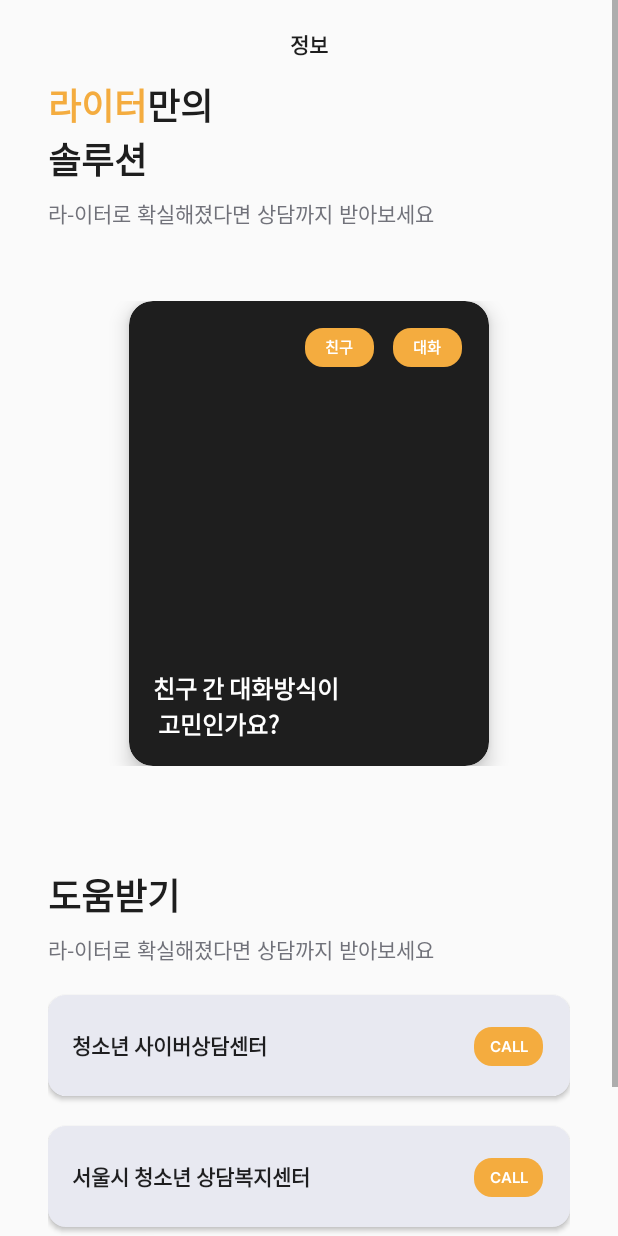
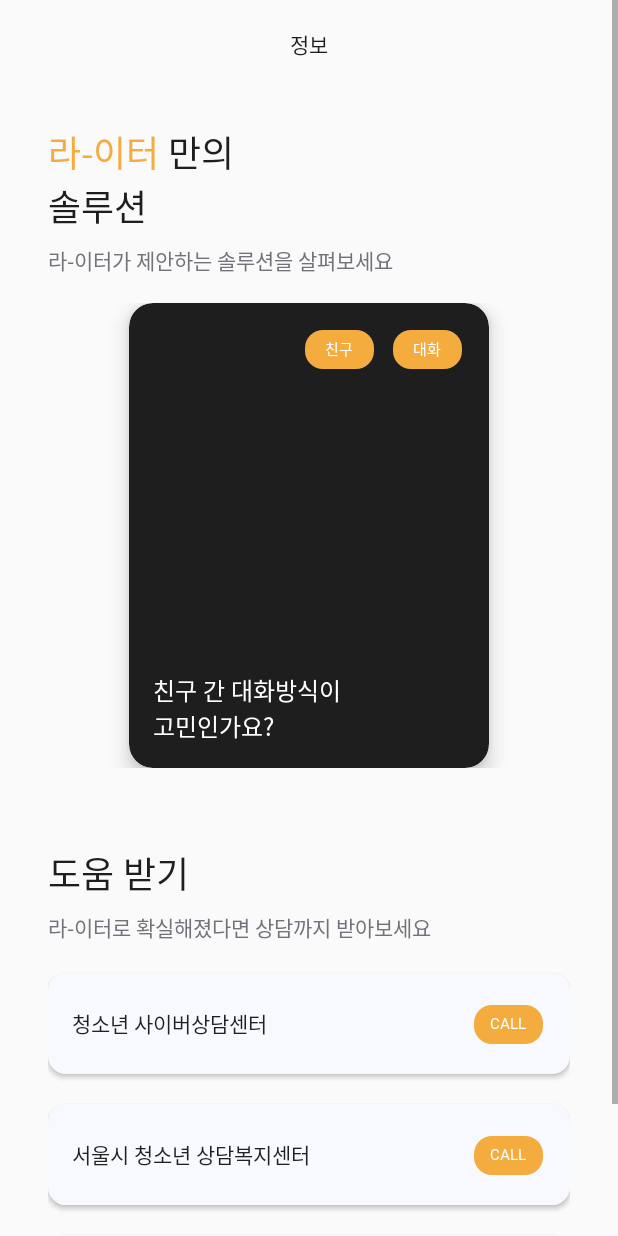
Before and after one commit to DS-Final-Project/Lighter_Android, an Android app: the fragment InfoFragment shown on its own in the app's theme, on a phone screen of 412 x 824 dp. Run offline under Robolectric (Android 15) with nearby library versions, the phone set to English and light mode, and no system bars.

Commit message:
[feat] 중간 점검 테스트

```diff
--- a/app/src/main/java/com/example/test_android2/InfoFragment.kt
+++ b/app/src/main/java/com/example/test_android2/InfoFragment.kt
@@ -24,16 +24,16 @@ class InfoFragment : Fragment() {
         viewPager = view.findViewById(R.id.view_pager2)
 
         val models: MutableList<String> = mutableListOf()
-        models.add("친구 간 대화방식이\n 고민인가요? ")
-        models.add("갈등으로 치우지지\n 않으려면?")
-        models.add("나는 왜 관계가\n 어려울까?")
-        models.add("불안정 애착\n 극복하기")
+        models.add("친구 간 대화방식이\n고민인가요? ")
+        models.add("갈등으로 치우지지\n않으려면?")
+        models.add("나는 왜 관계가\n어려울까?")
+        models.add("불안정 애착\n극복하기")
 
         textView = view.findViewById(R.id.tv_1)
         val textData: String = textView.text.toString()
         val builder = SpannableStringBuilder(textData)
         val colorBlueSpan = ForegroundColorSpan(Color.rgb(244,172,63))
-        builder.setSpan(colorBlueSpan, 0, 3, Spanned.SPAN_EXCLUSIVE_EXCLUSIVE)
+        builder.setSpan(colorBlueSpan, 0, 4, Spanned.SPAN_EXCLUSIVE_EXCLUSIVE)
         textView.text = builder
 
         adapter = cardviewAdapter(models, requireContext())
--- a/app/src/main/java/com/example/test_android2/UploadFileFragment.kt
+++ b/app/src/main/java/com/example/test_android2/UploadFileFragment.kt
@@ -32,8 +32,8 @@ class UploadFileFragment : Fragment() {
     override fun onViewCreated(view: View, savedInstanceState: Bundle?) {
         super.onViewCreated(view, savedInstanceState)
 
+        init()
         initButtonClickEvent()
-        init()
 
     }
 
--- a/app/src/main/res/drawable/shape_round_textview.xml
+++ b/app/src/main/res/drawable/shape_round_textview.xml
@@ -1,6 +1,6 @@
 <?xml version="1.0" encoding="utf-8"?>
 <shape xmlns:android="http://schemas.android.com/apk/res/android">
-    <solid android:color="@color/neutral_light_medium" />
+    <solid android:color="@color/neutral_light_light" />
     <corners android:radius="12dp" />
     <size android:width="303dp" android:height="67dp" />
 </shape>
--- a/app/src/main/res/layout/activity_result_analysis.xml
+++ b/app/src/main/res/layout/activity_result_analysis.xml
@@ -34,7 +34,6 @@
                     android:layout_width="match_parent"
                     android:layout_height="wrap_content"
                     android:layout_marginTop="41dp"
-                    android:lineSpacingExtra="-5dp"
                     android:text="@string/analysis_title"
                     android:textColor="@color/neutral_dark_darkest"
                     app:layout_constraintEnd_toEndOf="parent"
--- a/app/src/main/res/layout/fragment_info.xml
+++ b/app/src/main/res/layout/fragment_info.xml
@@ -13,7 +13,7 @@
         app:layout_constraintTop_toTopOf="parent">
 
         <androidx.constraintlayout.widget.ConstraintLayout
-            android:id="@+id/layout_upload"
+            android:id="@+id/layout_info"
             android:layout_width="match_parent"
             android:layout_height="wrap_content"
             android:paddingTop="19dp"
@@ -22,7 +22,7 @@
             app:layout_constraintTop_toTopOf="parent">
 
             <TextView
-                android:id="@+id/tv_upload"
+                android:id="@+id/tv_info"
                 style="@style/TextAppearance.AppCompat.Headline.H4"
                 android:layout_width="wrap_content"
                 android:layout_height="wrap_content"
@@ -38,9 +38,10 @@
             android:id="@+id/c_1"
             android:layout_width="match_parent"
             android:layout_height="wrap_content"
-            android:layout_marginTop="20dp"
-            android:padding="32dp"
-            app:layout_constraintTop_toTopOf="parent">
+            android:layout_marginTop="24dp"
+            android:paddingStart="32dp"
+            app:layout_constraintStart_toStartOf="parent"
+            app:layout_constraintTop_toBottomOf="@id/layout_info">
 
             <TextView
                 android:id="@+id/tv_1"
@@ -48,7 +49,7 @@
                 android:layout_width="match_parent"
                 android:layout_height="wrap_content"
                 android:layout_marginTop="24dp"
-                android:text="라이터만의\n솔루션"
+                android:text="라-이터 만의\n솔루션"
                 android:textColor="@color/neutral_dark_darkest"
                 app:layout_constraintEnd_toEndOf="parent"
                 app:layout_constraintStart_toStartOf="parent"
@@ -60,12 +61,11 @@
                 android:layout_width="match_parent"
                 android:layout_height="wrap_content"
                 android:layout_marginTop="8dp"
-                android:text="라-이터로 확실해졌다면 상담까지 받아보세요"
+                android:text="라-이터가 제안하는 솔루션을 살펴보세요"
                 android:textColor="@color/neutral_dark_light"
                 app:layout_constraintEnd_toEndOf="parent"
                 app:layout_constraintStart_toStartOf="parent"
-                app:layout_constraintTop_toBottomOf="@id/tv_1"
-                app:layout_constraintWidth_default="wrap" />
+                app:layout_constraintTop_toBottomOf="@id/tv_1" />
 
         </androidx.constraintlayout.widget.ConstraintLayout>
 
@@ -73,20 +73,20 @@
             android:id="@+id/c_2"
             android:layout_width="match_parent"
             android:layout_height="wrap_content"
-            android:padding="16dp"
+            android:layout_marginTop="18dp"
             app:layout_constraintTop_toBottomOf="@id/c_1">
 
             <androidx.viewpager2.widget.ViewPager2
                 android:id="@+id/view_pager2"
-                android:layout_width="match_parent"
-                android:layout_height="match_parent"
+                android:layout_width="wrap_content"
+                android:layout_height="wrap_content"
                 android:clipChildren="false"
                 android:clipToPadding="false"
                 android:foregroundGravity="center"
                 android:overScrollMode="never"
                 app:layout_constraintBottom_toBottomOf="parent"
                 app:layout_constraintEnd_toEndOf="parent"
-                app:layout_constraintStart_toStartOf="parent"/>
+                app:layout_constraintStart_toStartOf="parent" />
 
         </androidx.constraintlayout.widget.ConstraintLayout>
 
@@ -103,7 +103,7 @@
                 android:layout_width="match_parent"
                 android:layout_height="wrap_content"
                 android:layout_marginTop="24dp"
-                android:text="도움받기"
+                android:text="도움 받기"
                 android:textColor="@color/neutral_dark_darkest"
                 app:layout_constraintEnd_toEndOf="parent"
                 app:layout_constraintStart_toStartOf="parent"
@@ -133,7 +133,6 @@
                 android:padding="16dp"
                 android:text="청소년 사이버상담센터"
                 app:layout_constraintEnd_toEndOf="parent"
-                app:layout_constraintHorizontal_bias="0.0"
                 app:layout_constraintStart_toStartOf="parent"
                 app:layout_constraintTop_toBottomOf="@id/tv_4"
                 tools:ignore="MissingConstraints" />
@@ -143,8 +142,8 @@
                 style="@style/TextAppearance.AppCompat.Caption.M"
                 android:layout_width="46dp"
                 android:layout_height="26dp"
+                android:layout_gravity="center_vertical"
                 android:layout_marginTop="41dp"
-                android:layout_gravity="center_vertical"
                 android:background="@drawable/shape_round_button"
                 android:backgroundTint="@color/highlight_darkest"
                 android:text="Call"
@@ -167,7 +166,6 @@
                 android:padding="16dp"
                 android:text="서울시 청소년 상담복지센터"
                 app:layout_constraintEnd_toEndOf="parent"
-                app:layout_constraintHorizontal_bias="0.0"
                 app:layout_constraintStart_toStartOf="parent"
                 app:layout_constraintTop_toBottomOf="@id/cen_1"
                 tools:ignore="MissingConstraints" />
@@ -177,8 +175,8 @@
                 style="@style/TextAppearance.AppCompat.Caption.M"
                 android:layout_width="46dp"
                 android:layout_height="26dp"
+                android:layout_gravity="center_vertical"
                 android:layout_marginTop="41dp"
-                android:layout_gravity="center_vertical"
                 android:background="@drawable/shape_round_button"
                 android:backgroundTint="@color/highlight_darkest"
                 android:text="Call"
@@ -201,7 +199,6 @@
                 android:padding="16dp"
                 android:text="한국 여성의 전화"
                 app:layout_constraintEnd_toEndOf="parent"
-                app:layout_constraintHorizontal_bias="0.0"
                 app:layout_constraintStart_toStartOf="parent"
                 app:layout_constraintTop_toBottomOf="@id/cen_2"
                 tools:ignore="MissingConstraints" />
@@ -211,8 +208,8 @@
                 style="@style/TextAppearance.AppCompat.Caption.M"
                 android:layout_width="46dp"
                 android:layout_height="26dp"
+                android:layout_gravity="center_vertical"
                 android:layout_marginTop="41dp"
-                android:layout_gravity="center_vertical"
                 android:background="@drawable/shape_round_button"
                 android:backgroundTint="@color/highlight_darkest"
                 android:text="Call"
--- a/app/src/main/res/layout/fragment_upload_file.xml
+++ b/app/src/main/res/layout/fragment_upload_file.xml
@@ -10,8 +10,8 @@
         android:id="@+id/progressBar"
         android:layout_width="wrap_content"
         android:layout_height="wrap_content"
+        android:indeterminateTint="@color/highlight_darkest"
         android:visibility="visible"
-        android:indeterminateTint="@color/highlight_darkest"
         app:layout_constraintBottom_toBottomOf="parent"
         app:layout_constraintEnd_toEndOf="parent"
         app:layout_constraintStart_toStartOf="parent"
--- a/app/src/main/res/values/themes.xml
+++ b/app/src/main/res/values/themes.xml
@@ -17,91 +17,91 @@
 
     <!-- Font. -->
     <style name="TextAppearance.AppCompat.Headline.H1" parent="TextAppearance.AppCompat">
-        <item name="fontFamily">@font/heading_black</item>
+        <item name="fontFamily">@font/pretendard_bold</item>
         <item name="android:includeFontPadding">false</item>
         <item name="android:textSize">24sp</item>
     </style>
 
     <style name="TextAppearance.AppCompat.Headline.H2" parent="TextAppearance.AppCompat">
-        <item name="fontFamily">@font/heading_black</item>
+        <item name="fontFamily">@font/pretendard_bold</item>
         <item name="android:includeFontPadding">false</item>
         <item name="android:textSize">18sp</item>
     </style>
 
     <style name="TextAppearance.AppCompat.Headline.H3" parent="TextAppearance.AppCompat">
-        <item name="fontFamily">@font/heading_black</item>
+        <item name="fontFamily">@font/pretendard_bold</item>
         <item name="android:includeFontPadding">false</item>
         <item name="android:textSize">16sp</item>
     </style>
 
     <style name="TextAppearance.AppCompat.Headline.H4" parent="TextAppearance.AppCompat">
-        <item name="fontFamily">@font/heading_extra_bold</item>
+        <item name="fontFamily">@font/pretendard_semi_bold</item>
         <item name="android:includeFontPadding">false</item>
         <item name="android:textSize">14sp</item>
     </style>
 
     <style name="TextAppearance.AppCompat.Headline.H5" parent="TextAppearance.AppCompat">
-        <item name="fontFamily">@font/heading_bold</item>
+        <item name="fontFamily">@font/pretendard_bold</item>
         <item name="android:includeFontPadding">false</item>
         <item name="android:textSize">12sp</item>
     </style>
 
     <style name="TextAppearance.AppCompat.Body.XL" parent="TextAppearance.AppCompat">
-        <item name="fontFamily">@font/body_regular</item>
+        <item name="fontFamily">@font/pretendard_light</item>
         <item name="android:includeFontPadding">false</item>
         <item name="android:textSize">18sp</item>
     </style>
 
     <style name="TextAppearance.AppCompat.Body.L" parent="TextAppearance.AppCompat">
-        <item name="fontFamily">@font/body_regular</item>
+        <item name="fontFamily">@font/pretendard_light</item>
         <item name="android:includeFontPadding">false</item>
         <item name="android:textSize">16sp</item>
     </style>
 
     <style name="TextAppearance.AppCompat.Body.M" parent="TextAppearance.AppCompat">
-        <item name="fontFamily">@font/body_regular</item>
+        <item name="fontFamily">@font/pretendard_light</item>
         <item name="android:includeFontPadding">false</item>
         <item name="android:textSize">14sp</item>
     </style>
 
     <style name="TextAppearance.AppCompat.Body.S" parent="TextAppearance.AppCompat">
-        <item name="fontFamily">@font/body_regular</item>
+        <item name="fontFamily">@font/pretendard_light</item>
         <item name="android:includeFontPadding">false</item>
         <item name="android:textSize">12sp</item>
     </style>
 
     <style name="TextAppearance.AppCompat.Body.XS" parent="TextAppearance.AppCompat">
-        <item name="fontFamily">@font/body_medium</item>
+        <item name="fontFamily">@font/pretendard_light</item>
         <item name="android:includeFontPadding">false</item>
         <item name="android:textSize">10sp</item>
     </style>
 
     <style name="TextAppearance.AppCompat.Action.L" parent="TextAppearance.AppCompat">
-        <item name="fontFamily">@font/action_semi_bold</item>
+        <item name="fontFamily">@font/pretendard_medium</item>
         <item name="android:includeFontPadding">false</item>
         <item name="android:textSize">14sp</item>
     </style>
 
     <style name="TextAppearance.AppCompat.Action.M" parent="TextAppearance.AppCompat">
-        <item name="fontFamily">@font/action_semi_bold</item>
+        <item name="fontFamily">@font/pretendard_medium</item>
         <item name="android:includeFontPadding">false</item>
         <item name="android:textSize">12sp</item>
     </style>
 
     <style name="TextAppearance.AppCompat.Action.S" parent="TextAppearance.AppCompat">
-        <item name="fontFamily">@font/action_semi_bold</item>
+        <item name="fontFamily">@font/pretendard_medium</item>
         <item name="android:includeFontPadding">false</item>
         <item name="android:textSize">10sp</item>
     </style>
 
     <style name="TextAppearance.AppCompat.Caption.M" parent="TextAppearance.AppCompat">
-        <item name="fontFamily">@font/action_semi_bold</item>
+        <item name="fontFamily">@font/pretendard_medium</item>
         <item name="android:includeFontPadding">false</item>
         <item name="android:textSize">10sp</item>
     </style>
 
     <style name="TextAppearance.AppCompat.Icon.ic2" parent="TextAppearance.AppCompat">
-        <item name="fontFamily">@font/action_semi_bold</item>
+        <item name="fontFamily">@font/pretendard_medium</item>
         <item name="android:includeFontPadding">false</item>
         <item name="android:textSize">10sp</item>
     </style>
```
Also changed, not shown: app/src/main/AndroidManifest.xml (+7 -20 lines), app/src/main/java/com/example/test_android2/ResultAnalysisActivity.kt (+7 -9 lines), 9 other files.
